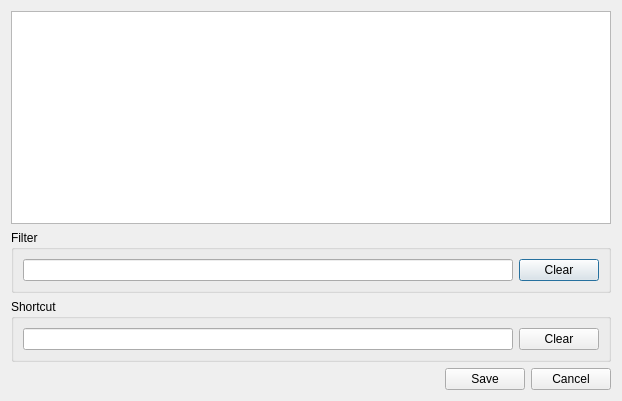
Before: the Qt Designer form src/gui/Src/Gui/ShortcutsDialog.ui in x64dbg/x64dbg, drawn with Qt 5.
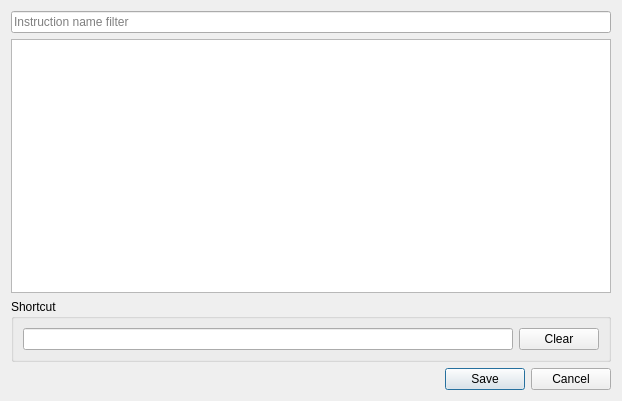
After: the same form once the commit is applied. Icons and pictures are not drawn. Custom widgets are drawn as their Qt base class.

Commit message:
Iterating QMap with ranged for. Inlined renderShortcuts. Save button now has default focus
Using ranged for instead of iterators.
Inlined renderShortcuts since it was used only once
Adjusted layout of shortcuts Ui

What changed in the file:
```diff
--- a/src/gui/Src/Gui/ShortcutsDialog.ui
+++ b/src/gui/Src/Gui/ShortcutsDialog.ui
@@ -18,28 +18,18 @@
     <normaloff>:/icons/images/shortcut.png</normaloff>:/icons/images/shortcut.png</iconset>
   </property>
   <layout class="QVBoxLayout" name="verticalLayout">
+   <item>
+    <widget class="QLineEdit" name="filterEdit">
+     <property name="placeholderText">
+      <string>Instruction name filter</string>
+     </property>
+    </widget>
+   </item>
    <item>
     <widget class="QTableWidget" name="tblShortcuts"/>
    </item>
    <item>
-    <widget class="QGroupBox" name="filterBox">
-     <property name="title">
-      <string>Filter</string>
-     </property>
-     <layout class="QHBoxLayout" name="horizontalLayout_3">
-      <item>
-       <widget class="QLineEdit" name="filterEdit"/>
-      </item>
-      <item>
-       <widget class="QPushButton" name="bntClearFilter">
-        <property name="text">
-         <string>Clear</string>
-        </property>
-       </widget>
-      </item>
-     </layout>
-    </widget>
-   </item>
+    <layout class="QHBoxLayout" name="horizontalLayout_4">
    <item>
     <widget class="QGroupBox" name="groupBox">
      <property name="title">
@@ -59,6 +49,8 @@
      </layout>
     </widget>
    </item>
+    </layout>
+   </item>
    <item>
     <layout class="QHBoxLayout" name="horizontalLayout_2">
      <item>
@@ -79,6 +71,9 @@
        <property name="text">
         <string>Save</string>
        </property>
+       <property name="default">
+        <bool>true</bool>
+       </property>
       </widget>
      </item>
      <item>
```
Lines whose indentation alone changed are shown as unchanged. The commit also changes 2 other files.
